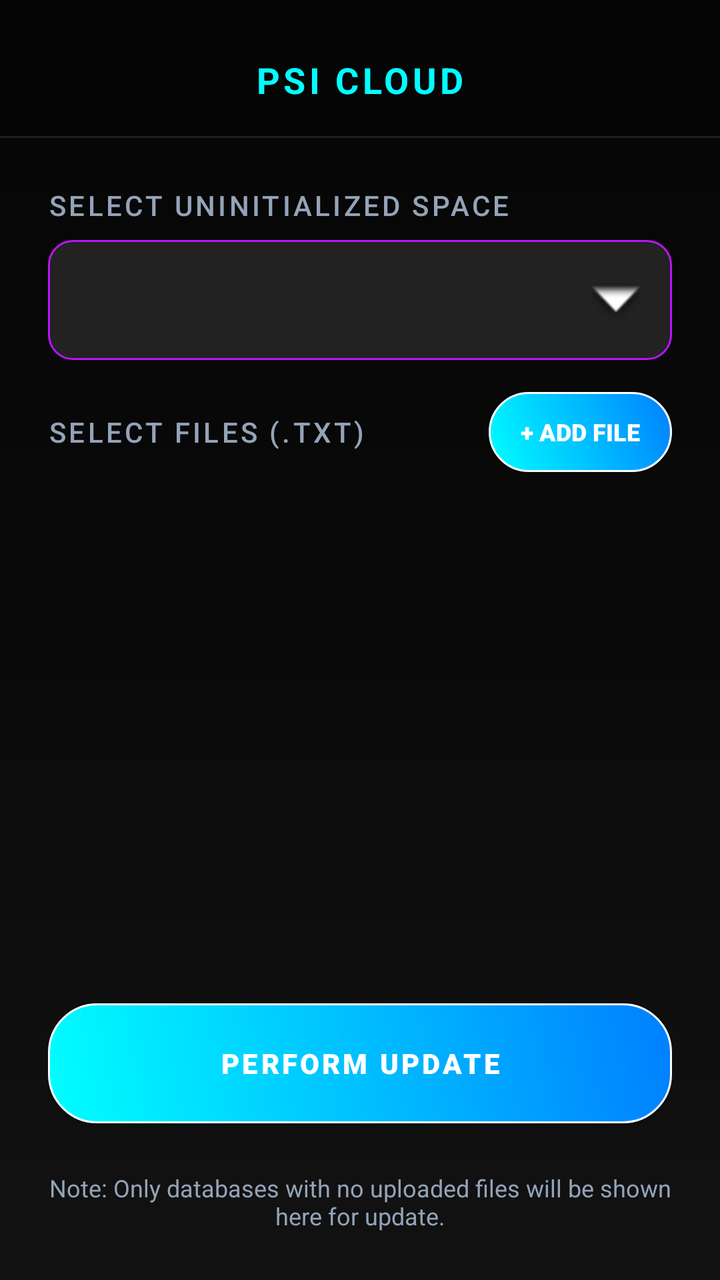
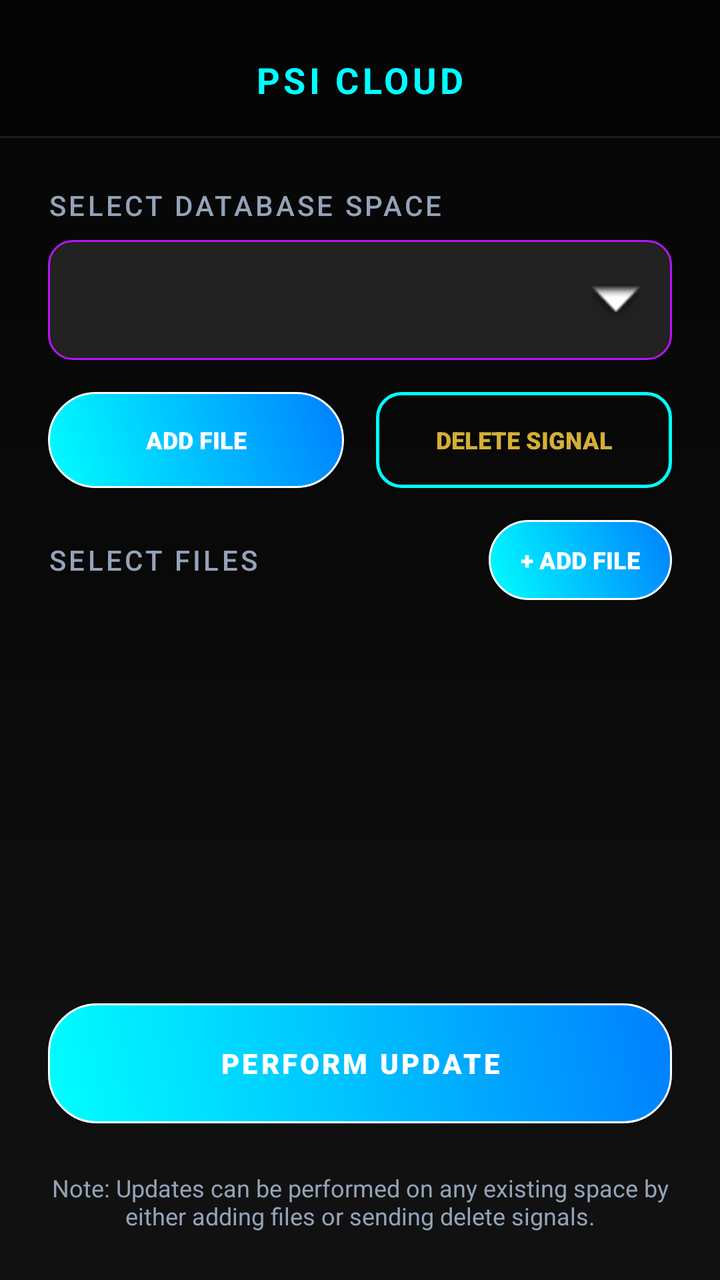

Before-and-after screenshots of an Android layout around one commit, followed by the original layout XML and the change that was made.
<!-- AndroidManifest.xml: application theme Theme.PSI -->
<!-- res/layout/activity_update.xml -->
<?xml version="1.0" encoding="utf-8"?>
<LinearLayout xmlns:android="http://schemas.android.com/apk/res/android"
    android:layout_width="match_parent"
    android:layout_height="match_parent"
    android:orientation="vertical"
    android:background="@drawable/bg_gradient_main">

    <include layout="@layout/toolbar_luxury"/>

    <LinearLayout
        android:layout_width="match_parent"
        android:layout_height="match_parent"
        android:orientation="vertical"
        android:padding="24dp"
        android:gravity="center_horizontal">

        <TextView
            android:layout_width="match_parent"
            android:layout_height="wrap_content"
            android:text="Select Uninitialized Space"
            android:textColor="@color/text_dim"
            android:textSize="14sp"
            android:fontFamily="sans-serif-medium"
            android:textAllCaps="true"
            android:letterSpacing="0.1"
            android:layout_marginBottom="8dp"/>

        <RelativeLayout
            android:layout_width="match_parent"
            android:layout_height="60dp"
            android:background="@drawable/bg_input_field"
            android:padding="4dp"
            android:layout_marginBottom="16dp">

            <Spinner
                android:id="@+id/spinnerSpaces"
                android:layout_width="match_parent"
                android:layout_height="match_parent"
                android:background="@null"
                android:paddingStart="12dp"
                android:paddingEnd="12dp"
                android:spinnerMode="dropdown" />

            <ImageView
                android:layout_width="24dp"
                android:layout_height="24dp"
                android:layout_alignParentEnd="true"
                android:layout_centerVertical="true"
                android:layout_marginEnd="12dp"
                android:src="@android:drawable/arrow_down_float"
                android:contentDescription="Dropdown Arrow" />
        </RelativeLayout>

        <LinearLayout
            android:layout_width="match_parent"
            android:layout_height="wrap_content"
            android:orientation="horizontal"
            android:gravity="center_vertical"
            android:layout_marginBottom="12dp">

            <TextView
                android:layout_width="0dp"
                android:layout_weight="1"
                android:layout_height="wrap_content"
                android:text="Select Files (.txt)"
                android:textColor="@color/text_dim"
                android:textSize="14sp"
                android:fontFamily="sans-serif-medium"
                android:textAllCaps="true"
                android:letterSpacing="0.1"/>

            <Button
                android:id="@+id/btnAddFile"
                android:layout_width="wrap_content"
                android:layout_height="40dp"
                android:text="+ ADD FILE"
                android:background="@drawable/bg_button_gold"
                android:textColor="@android:color/white"
                android:textSize="12sp"
                android:fontFamily="sans-serif-black"
                android:paddingStart="16dp"
                android:paddingEnd="16dp"/>
        </LinearLayout>

        <androidx.recyclerview.widget.RecyclerView
            android:id="@+id/rvFiles"
            android:layout_width="match_parent"
            android:layout_height="0dp"
            android:layout_weight="1"
            android:layout_marginBottom="16dp"
            android:clipToPadding="false"/>

        <TextView
            android:id="@+id/tvEmptyMessage"
            android:layout_width="match_parent"
            android:layout_height="wrap_content"
            android:text="No uninitialized spaces found."
            android:textColor="#FF4444"
            android:gravity="center"
            android:visibility="gone"
            android:layout_marginBottom="16dp"/>

        <Button
            android:id="@+id/btnPerformUpdate"
            android:layout_width="match_parent"
            android:layout_height="60dp"
            android:text="PERFORM UPDATE"
            android:background="@drawable/bg_button_gold"
            android:textColor="@android:color/white"
            android:fontFamily="sans-serif-black"
            android:textSize="14sp"
            android:letterSpacing="0.1"
            android:elevation="4dp"/>

        <TextView
            android:layout_width="match_parent"
            android:layout_height="wrap_content"
            android:text="Note: Only databases with no uploaded files will be shown here for update."
            android:textColor="@color/text_dim"
            android:textSize="12sp"
            android:gravity="center"
            android:layout_marginTop="24dp"/>

    </LinearLayout>

</LinearLayout>
<!-- res/layout/toolbar_luxury.xml (included above) -->
<?xml version="1.0" encoding="utf-8"?>
<LinearLayout xmlns:android="http://schemas.android.com/apk/res/android"
    android:layout_width="match_parent"
    android:layout_height="wrap_content"
    android:orientation="vertical"
    android:background="@color/neon_dark_bg"
    android:elevation="4dp"
    android:paddingTop="12dp">

    <RelativeLayout
        android:layout_width="match_parent"
        android:layout_height="56dp"
        android:paddingHorizontal="16dp">

        <TextView
            android:id="@+id/toolbarTitle"
            android:layout_width="wrap_content"
            android:layout_height="wrap_content"
            android:layout_centerInParent="true"
            android:text="PSI CLOUD"
            android:textColor="@color/neon_cyan"
            android:textSize="18sp"
            android:textStyle="bold"
            android:letterSpacing="0.1"/>

        <ImageButton
            android:id="@+id/btnBack"
            android:layout_width="40dp"
            android:layout_height="40dp"
            android:layout_centerVertical="true"
            android:layout_alignParentStart="true"
            android:background="?attr/selectableItemBackgroundBorderless"
            android:src="@android:drawable/ic_menu_revert"
            android:tint="@color/neon_cyan"
            android:visibility="gone"/>

    </RelativeLayout>
    
    <View
        android:layout_width="match_parent"
        android:layout_height="1dp"
        android:background="#1AFFFFFF"/>

</LinearLayout>
<!-- resources referenced by this layout -->
<resources>
  <color name="neon_cyan">#00FFFF</color>
  <color name="neon_dark_bg">#050505</color>
  <color name="text_dim">#94A3B8</color>
  <!-- drawable bg_button_gold (drawable) -->
  <?xml version="1.0" encoding="utf-8"?>
  <selector xmlns:android="http://schemas.android.com/apk/res/android">
      <item android:state_pressed="true">
          <shape android:shape="rectangle">
              <solid android:color="@color/neon_cyan_dim" />
              <corners android:radius="24dp" />
              <stroke android:width="2dp" android:color="@color/neon_cyan" />
          </shape>
      </item>
      <item>
          <shape android:shape="rectangle">
              <gradient
                  android:angle="45"
                  android:startColor="@color/neon_cyan"
                  android:endColor="@color/neon_blue" />
              <corners android:radius="24dp" />
              <stroke android:width="1dp" android:color="@color/white" />
          </shape>
      </item>
  </selector>
  <!-- drawable bg_gradient_main (drawable) -->
  <?xml version="1.0" encoding="utf-8"?>
  <shape xmlns:android="http://schemas.android.com/apk/res/android"
      android:shape="rectangle">
      <gradient
          android:angle="270"
          android:startColor="#050505"
          android:centerColor="#0A0A0A"
          android:endColor="#121212"
          android:type="linear" />
  </shape>
  <!-- drawable bg_input_field (drawable) -->
  <?xml version="1.0" encoding="utf-8"?>
  <shape xmlns:android="http://schemas.android.com/apk/res/android"
      android:shape="rectangle">
      <solid android:color="#222222" />
      <corners android:radius="12dp" />
      <stroke
          android:width="1dp"
          android:color="@color/neon_violet" />
  </shape>
  <style name="Theme.PSI" parent="Theme.MaterialComponents.DayNight.NoActionBar">
          
          <item name="colorPrimary">@color/neon_cyan</item>
          <item name="colorPrimaryVariant">@color/neon_cyan_dim</item>
          <item name="colorOnPrimary">@color/black</item>
          
          <item name="colorSecondary">@color/neon_violet</item>
          <item name="colorSecondaryVariant">@color/neon_violet_dim</item>
          <item name="colorOnSecondary">@color/white</item>
          
          <item name="android:windowBackground">@color/neon_dark_bg</item>
          <item name="android:statusBarColor">@color/neon_dark_bg</item>
          
          <item name="windowActionBar">false</item>
          <item name="windowNoTitle">true</item>
      </style>
  <color name="neon_cyan_dim">#00CCCC</color>
  <color name="neon_blue">#007FFF</color>
  <color name="white">#FFFFFFFF</color>
  <color name="neon_violet">#BC13FE</color>
  <color name="black">#FF000000</color>
  <color name="neon_violet_dim">#9B00D0</color>
</resources>

<!-- the commit's change to res/layout/activity_update.xml (unified diff, before → after) -->
@@ -17,7 +17,7 @@
         <TextView
             android:layout_width="match_parent"
             android:layout_height="wrap_content"
-            android:text="Select Uninitialized Space"
+            android:text="Select Database Space"
             android:textColor="@color/text_dim"
             android:textSize="14sp"
             android:fontFamily="sans-serif-medium"
@@ -51,50 +51,145 @@
                 android:contentDescription="Dropdown Arrow" />
         </RelativeLayout>
 
+        
         <LinearLayout
             android:layout_width="match_parent"
             android:layout_height="wrap_content"
             android:orientation="horizontal"
-            android:gravity="center_vertical"
-            android:layout_marginBottom="12dp">
-
-            <TextView
+            android:layout_marginBottom="16dp">
+
+            <Button
+                android:id="@+id/btnModeAdd"
                 android:layout_width="0dp"
                 android:layout_weight="1"
+                android:layout_height="48dp"
+                android:text="ADD FILE"
+                android:background="@drawable/bg_button_gold"
+                android:textColor="@android:color/white"
+                android:layout_marginEnd="8dp"
+                android:textSize="12sp"
+                android:fontFamily="sans-serif-black"/>
+
+            <Button
+                android:id="@+id/btnModeDelete"
+                android:layout_width="0dp"
+                android:layout_weight="1"
+                android:layout_height="48dp"
+                android:text="DELETE SIGNAL"
+                android:background="@drawable/bg_button_outline"
+                android:textColor="@color/gold"
+                android:layout_marginStart="8dp"
+                android:textSize="12sp"
+                android:fontFamily="sans-serif-black"/>
+        </LinearLayout>
+
+        <LinearLayout
+            android:id="@+id/layoutAddFile"
+            android:layout_width="match_parent"
+            android:layout_height="0dp"
+            android:layout_weight="1"
+            android:orientation="vertical"
+            android:visibility="visible">
+
+            <LinearLayout
+                android:layout_width="match_parent"
                 android:layout_height="wrap_content"
-                android:text="Select Files (.txt)"
+                android:orientation="horizontal"
+                android:gravity="center_vertical"
+                android:layout_marginBottom="12dp">
+
+                <TextView
+                    android:layout_width="0dp"
+                    android:layout_weight="1"
+                    android:layout_height="wrap_content"
+                    android:text="Select Files"
+                    android:textColor="@color/text_dim"
+                    android:textSize="14sp"
+                    android:fontFamily="sans-serif-medium"
+                    android:textAllCaps="true"
+                    android:letterSpacing="0.1"/>
+
+                <Button
+                    android:id="@+id/btnAddFile"
+                    android:layout_width="wrap_content"
+                    android:layout_height="40dp"
+                    android:text="+ ADD FILE"
+                    android:background="@drawable/bg_button_gold"
+                    android:textColor="@android:color/white"
+                    android:textSize="12sp"
+                    android:fontFamily="sans-serif-black"
+                    android:paddingStart="16dp"
+                    android:paddingEnd="16dp"/>
+            </LinearLayout>
+
+            <androidx.recyclerview.widget.RecyclerView
+                android:id="@+id/rvFiles"
+                android:layout_width="match_parent"
+                android:layout_height="0dp"
+                android:layout_weight="1"
+                android:layout_marginBottom="8dp"
+                android:clipToPadding="false"/>
+        </LinearLayout>
+
+        <LinearLayout
+            android:id="@+id/layoutDeleteSignal"
+            android:layout_width="match_parent"
+            android:layout_height="0dp"
+            android:layout_weight="1"
+            android:orientation="vertical"
+            android:visibility="gone">
+
+            <TextView
+                android:layout_width="match_parent"
+                android:layout_height="wrap_content"
+                android:text="Target Identifier (e.g. ID0)"
                 android:textColor="@color/text_dim"
                 android:textSize="14sp"
                 android:fontFamily="sans-serif-medium"
                 android:textAllCaps="true"
-                android:letterSpacing="0.1"/>
-
-            <Button
-                android:id="@+id/btnAddFile"
-                android:layout_width="wrap_content"
-                android:layout_height="40dp"
-                android:text="+ ADD FILE"
-                android:background="@drawable/bg_button_gold"
+                android:letterSpacing="0.1"
+                android:layout_marginBottom="8dp"/>
+
+            <EditText
+                android:id="@+id/etTargetId"
+                android:layout_width="match_parent"
+                android:layout_height="60dp"
+                android:background="@drawable/bg_input_field"
+                android:padding="12dp"
+                android:hint="ID0"
                 android:textColor="@android:color/white"
-                android:textSize="12sp"
-                android:fontFamily="sans-serif-black"
-                android:paddingStart="16dp"
-                android:paddingEnd="16dp"/>
+                android:textColorHint="@color/text_dim"
+                android:layout_marginBottom="16dp"/>
+
+             <TextView
+                android:layout_width="match_parent"
+                android:layout_height="wrap_content"
+                android:text="Target Keywords (Range Max 100,000)"
+                android:textColor="@color/text_dim"
+                android:textSize="14sp"
+                android:fontFamily="sans-serif-medium"
+                android:textAllCaps="true"
+                android:letterSpacing="0.1"
+                android:layout_marginBottom="8dp"/>
+
+            <EditText
+                android:id="@+id/etTargetKeywords"
+                android:layout_width="match_parent"
+                android:layout_height="60dp"
+                android:background="@drawable/bg_input_field"
+                android:padding="12dp"
+                android:hint="e.g. 500"
+                android:inputType="number"
+                android:textColor="@android:color/white"
+                android:textColorHint="@color/text_dim"
+                android:layout_marginBottom="16dp"/>
         </LinearLayout>
 
-        <androidx.recyclerview.widget.RecyclerView
-            android:id="@+id/rvFiles"
-            android:layout_width="match_parent"
-            android:layout_height="0dp"
-            android:layout_weight="1"
-            android:layout_marginBottom="16dp"
-            android:clipToPadding="false"/>
-
         <TextView
             android:id="@+id/tvEmptyMessage"
             android:layout_width="match_parent"
             android:layout_height="wrap_content"
-            android:text="No uninitialized spaces found."
+            android:text="No spaces found."
             android:textColor="#FF4444"
             android:gravity="center"
             android:visibility="gone"
@@ -115,7 +210,7 @@
         <TextView
             android:layout_width="match_parent"
             android:layout_height="wrap_content"
-            android:text="Note: Only databases with no uploaded files will be shown here for update."
+            android:text="Note: Updates can be performed on any existing space by either adding files or sending delete signals."
             android:textColor="@color/text_dim"
             android:textSize="12sp"
             android:gravity="center"
<!-- resource entries referenced after the edit -->
@@ -1,5 +1,6 @@
 <!-- resources referenced by this layout -->
 <resources>
+  <color name="gold">#D4AF37</color>
   <color name="neon_cyan">#00FFFF</color>
   <color name="neon_dark_bg">#050505</color>
   <color name="text_dim">#94A3B8</color>
@@ -21,6 +22,27 @@
                   android:endColor="@color/neon_blue" />
               <corners android:radius="24dp" />
               <stroke android:width="1dp" android:color="@color/white" />
+          </shape>
+      </item>
+  </selector>
+  <!-- drawable bg_button_outline (drawable) -->
+  <?xml version="1.0" encoding="utf-8"?>
+  <selector xmlns:android="http://schemas.android.com/apk/res/android">
+      <item android:state_pressed="true">
+          <shape android:shape="rectangle">
+              <solid android:color="#1AFFFFFF" />
+              <corners android:radius="12dp" />
+              <stroke
+                  android:width="1.5dp"
+                  android:color="@color/neon_cyan" />
+          </shape>
+      </item>
+      <item>
+          <shape android:shape="rectangle">
+              <corners android:radius="12dp" />
+              <stroke
+                  android:width="1.5dp"
+                  android:color="@color/neon_cyan" />
           </shape>
       </item>
   </selector>
